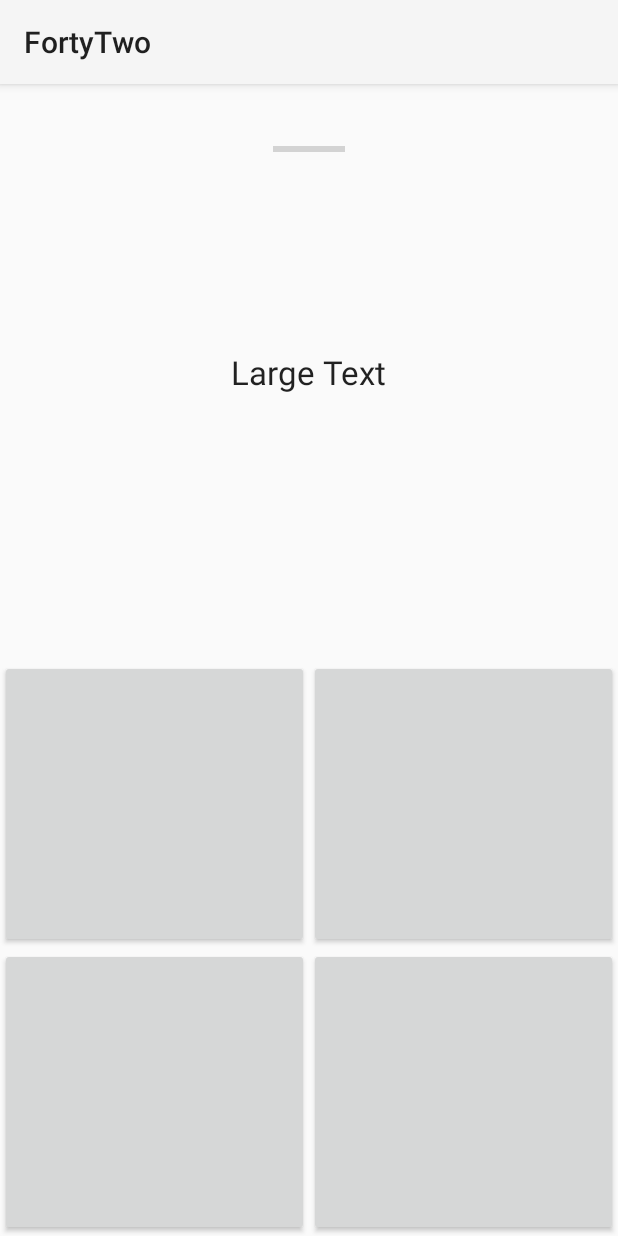
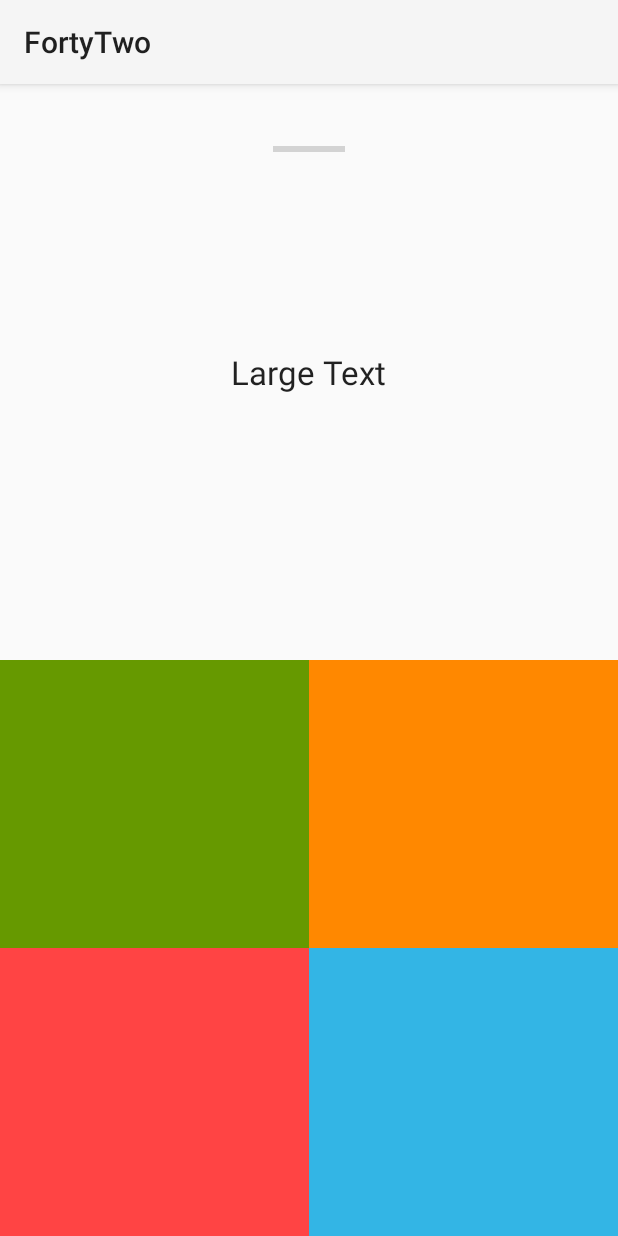
Before and after one commit to migraf/FortyTwo, an Android app: the layout game_layout.xml on its own in the app's theme, with its tools: preview values and no code run, on a phone screen of 412 x 824 dp. Run offline under Robolectric (Android 15) with nearby library versions, the phone set to English and light mode, and no system bars.

```diff
--- a/app/src/main/res/layout/game_layout.xml
+++ b/app/src/main/res/layout/game_layout.xml
@@ -54,13 +54,20 @@
                 android:layout_height="fill_parent"
                 android:layout_weight="1"
                 android:id="@+id/top_left_button"
-              />
+                android:background="@android:color/holo_green_dark"
+                android:textStyle="bold"
+                android:textSize="25sp"
+                android:onClick="onLeftButtonClick"/>
 
             <Button
                 android:layout_width="fill_parent"
                 android:layout_height="fill_parent"
                 android:layout_weight="1"
-                android:id="@+id/bottom_left_button"/>
+                android:id="@+id/bottom_left_button"
+                android:background="@android:color/holo_red_light"
+                android:textStyle="bold"
+                android:textSize="25sp"
+                android:onClick="onBottomLeftButtonClick"/>
 
         </LinearLayout>
 
@@ -74,12 +81,20 @@
                 android:layout_width="fill_parent"
                 android:layout_height="fill_parent"
                 android:layout_weight="1"
-                android:id="@+id/top_right_button"/>
+                android:id="@+id/top_right_button"
+                android:background="@android:color/holo_orange_dark"
+                android:textStyle="bold"
+                android:textSize="25sp"
+                android:onClick="onRightButton1Click"/>
             <Button
                 android:layout_width="fill_parent"
                 android:layout_height="fill_parent"
                 android:layout_weight="1"
-                android:id="@+id/bottom_right_button"/>
+                android:id="@+id/bottom_right_button"
+                android:background="@android:color/holo_blue_light"
+                android:textStyle="bold"
+                android:textSize="25sp"
+                android:onClick="onBottomRightButtonClick"/>
 
         </LinearLayout>
 
```
Also changed, not shown: app/src/main/java/com/example/michael/fortytwo/GameActivity.java (+54 -16 lines), 2 other files.
